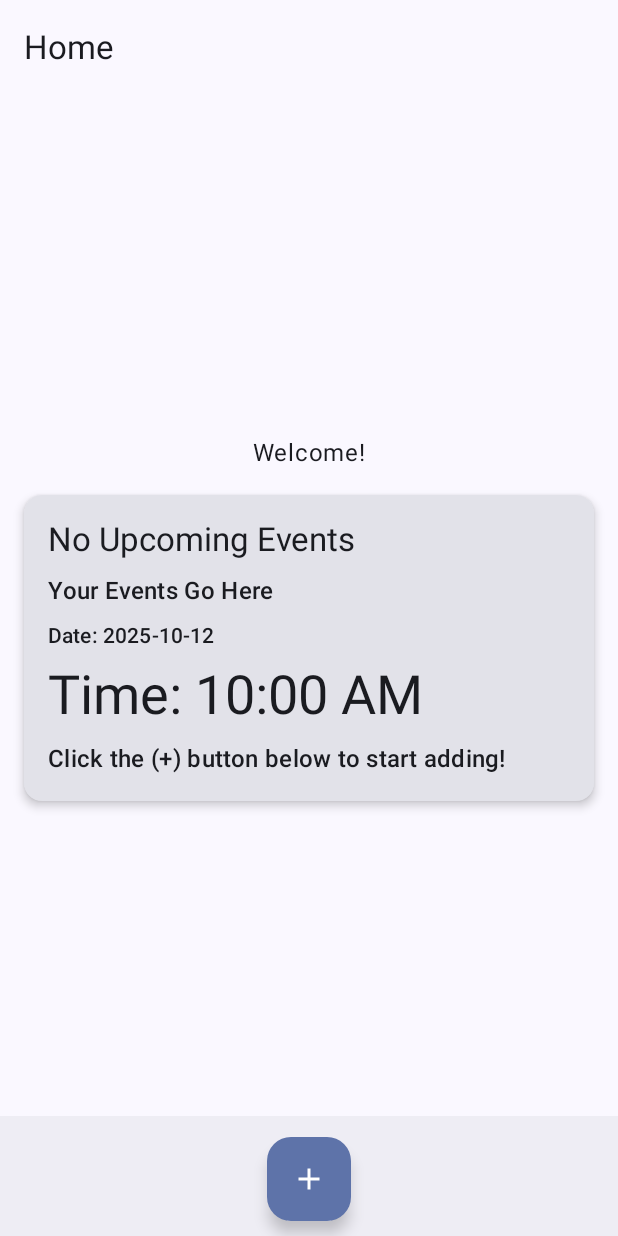
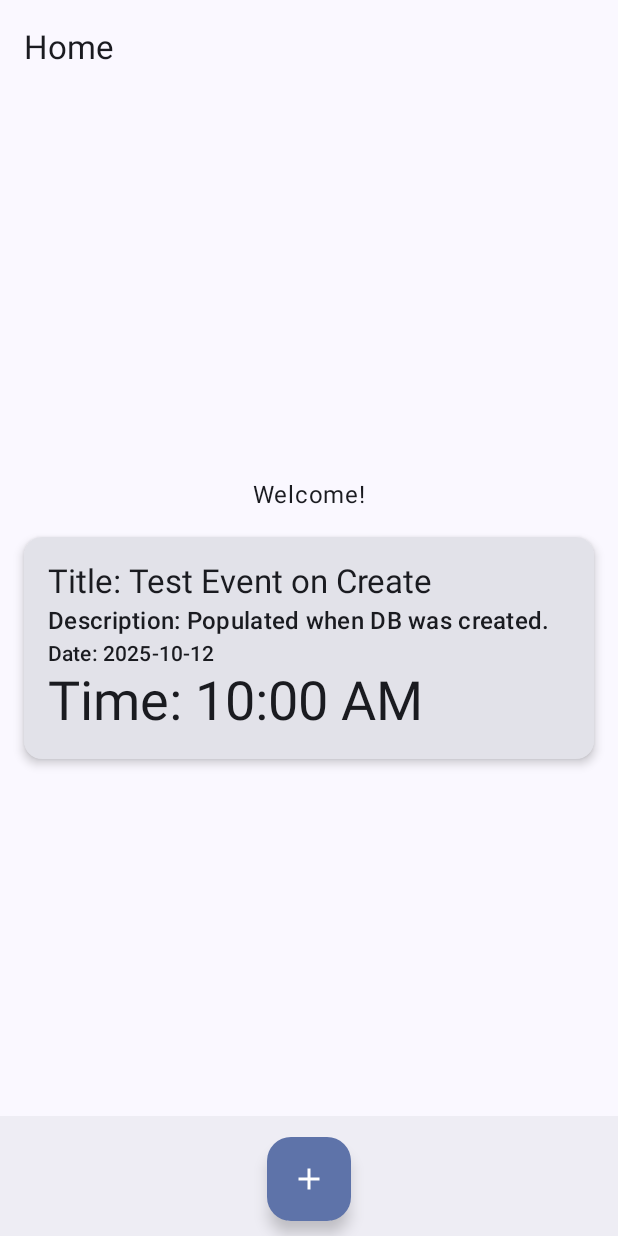
Before and after one commit to Jack-Jesse/mobile-computing-CP3406, an Android app built with Jetpack Compose: the screen it shows after launch (MainActivity), after a tap on "Save", on a phone screen of 412 x 824 dp. Run offline under Robolectric (Android 15) with nearby library versions, the phone set to English and light mode, and no system bars; our stand-ins replace Room's generated code.

Commit message:
Add create event, back to homescreen on done

```diff
--- a/app/build.gradle.kts
+++ b/app/build.gradle.kts
@@ -56,6 +56,7 @@ dependencies {
     // Room
     implementation(libs.androidx.room.runtime)
     implementation(libs.androidx.room.ktx)
+    implementation(libs.androidx.adapters)
     kapt(libs.androidx.room.compiler)
 
 //    Datastore
--- a/app/src/main/java/com/example/mystudyapp/AppNavGraph.kt
+++ b/app/src/main/java/com/example/mystudyapp/AppNavGraph.kt
@@ -40,7 +40,6 @@ fun NavGraphBuilder.appNavGraph(navController: NavHostController) {
 
         MediaUploadPage(
             onPickUploadMedia = { onPickUploadMedia.launch("application/pdf") },
-            onPickCreateEvent = { onPickCreateEvent.launch(arrayOf("application/pdf")) },
             onEventScheduled = {onEventScheduled -> /* TODO: send to VM */ },
             onEventNameChanged = { onEventNameChanged -> /* TODO: send to VM */ },
             navController = navController,
--- a/app/src/main/java/com/example/mystudyapp/AppNavHost.kt
+++ b/app/src/main/java/com/example/mystudyapp/AppNavHost.kt
@@ -1,5 +1,7 @@
 package com.example.mystudyapp
 
+import android.os.Build
+import androidx.annotation.RequiresApi
 import androidx.compose.runtime.Composable
 import androidx.compose.ui.platform.LocalContext
 import androidx.navigation.NavHostController
@@ -19,6 +21,7 @@ object Screen {
     const val EDIT_PROFILE = "editProfile"
 }
 
+@RequiresApi(Build.VERSION_CODES.O)
 @Composable
 fun AppNavHost(
     navController: NavHostController = rememberNavController()
--- a/app/src/main/java/com/example/mystudyapp/MainActivity.kt
+++ b/app/src/main/java/com/example/mystudyapp/MainActivity.kt
@@ -1,10 +1,12 @@
 package com.example.mystudyapp
 
 //import com.example.mystudyapp.ui.theme.MyStudyAppTheme
+import android.os.Build
 import android.os.Bundle
 import androidx.activity.ComponentActivity
 import androidx.activity.compose.setContent
 import androidx.activity.enableEdgeToEdge
+import androidx.annotation.RequiresApi
 import androidx.compose.foundation.layout.Box
 import androidx.compose.foundation.layout.fillMaxSize
 import androidx.compose.foundation.layout.padding
@@ -33,6 +35,7 @@ import com.example.mystudyapp.signin.SignInScreen
 
 
 class MainActivity : ComponentActivity() {
+    @RequiresApi(Build.VERSION_CODES.O)
     @OptIn(ExperimentalMaterial3Api::class)
     override fun onCreate(savedInstanceState: Bundle?) {
         super.onCreate(savedInstanceState)
--- a/app/src/main/java/com/example/mystudyapp/data/local/database/EventDatabase.kt
+++ b/app/src/main/java/com/example/mystudyapp/data/local/database/EventDatabase.kt
@@ -1,7 +1,6 @@
 package com.example.mystudyapp.data.local.database
 
 import android.content.Context
-import androidx.activity.result.launch
 import androidx.room.Database
 import androidx.room.Room
 import androidx.room.RoomDatabase
@@ -11,15 +10,13 @@ import com.example.mystudyapp.data.local.entity.StudyEvent
 import kotlinx.coroutines.CoroutineScope
 import kotlinx.coroutines.Dispatchers
 import kotlinx.coroutines.launch
-import java.util.concurrent.Executors
-import kotlin.Long
-import kotlin.String
-import kotlin.random.Random
+
+
 
 
 @Database(
-    entities = [StudyEvent::class], // TODO: replace with your entity(ies)
-    version = 1,
+    entities = [StudyEvent::class],
+    version = 2,
     exportSchema = false
 )
 abstract class EventDatabase : RoomDatabase() {
@@ -52,6 +49,7 @@ abstract class EventDatabase : RoomDatabase() {
                                             description = "Populated when DB was created.",
                                             date = "2025-10-12",
                                             time = "10:00 AM"
+
                                         )
                                     )
                                     println("DatabaseCheck: Populated when DB was created.")
@@ -73,7 +71,7 @@ abstract class EventDatabase : RoomDatabase() {
 
                         }
                     })
-                    // .fallbackToDestructiveMigration() // dev-only; remove when you add real migrations
+//                     .fallbackToDestructiveMigration() // dev-only; remove when you add real migrations
                     .build().also { INSTANCE = it }
             }
         }
--- a/app/src/main/java/com/example/mystudyapp/data/local/entity/StudyEvent.kt
+++ b/app/src/main/java/com/example/mystudyapp/data/local/entity/StudyEvent.kt
@@ -10,6 +10,6 @@ data class StudyEvent(
     val id: Long = 0,
     val title: String,
     val description: String,
-    val date: String,
-    val time: String
+    val date: String?,
+    val time: String?
 )
--- a/app/src/main/java/com/example/mystudyapp/home/HomeScreen.kt
+++ b/app/src/main/java/com/example/mystudyapp/home/HomeScreen.kt
@@ -1,7 +1,6 @@
 package com.example.mystudyapp.home
 
 import android.content.Context
-import android.graphics.Paint
 import android.util.Log
 import androidx.compose.foundation.layout.Arrangement
 import androidx.compose.foundation.layout.Box
@@ -9,26 +8,23 @@ import androidx.compose.foundation.layout.Column
 import androidx.compose.foundation.layout.fillMaxSize
 import androidx.compose.foundation.layout.fillMaxWidth
 import androidx.compose.foundation.layout.padding
+import androidx.compose.foundation.lazy.LazyColumn
 import androidx.compose.material.icons.Icons
 import androidx.compose.material.icons.filled.Add
-import androidx.compose.material.icons.filled.Person
 import androidx.compose.material3.BottomAppBar
 import androidx.compose.material3.Card
 import androidx.compose.material3.CardDefaults
-import androidx.compose.material3.Button
 import androidx.compose.material3.FloatingActionButton
 import androidx.compose.material3.ExperimentalMaterial3Api
 import androidx.compose.material3.Icon
-import androidx.compose.material3.IconButton
 import androidx.compose.material3.Text
-import androidx.compose.material3.MaterialTheme
 import androidx.compose.material3.Scaffold
 import androidx.compose.material3.TopAppBar
-import androidx.compose.material3.Typography
 
 import androidx.compose.runtime.Composable
 import androidx.compose.runtime.LaunchedEffect
 import androidx.compose.runtime.collectAsState
+import androidx.compose.runtime.currentCompositionLocalContext
 import androidx.compose.runtime.getValue
 import androidx.compose.runtime.mutableStateOf
 import androidx.compose.runtime.remember
@@ -36,34 +32,29 @@ import androidx.compose.runtime.rememberCoroutineScope
 import androidx.compose.runtime.setValue
 import androidx.compose.ui.Alignment
 import androidx.compose.ui.Modifier
-import androidx.compose.ui.text.TextStyle
 import androidx.navigation.NavHostController
 import androidx.compose.ui.unit.dp
-import androidx.compose.ui.unit.sp
-import androidx.datastore.preferences.protobuf.LazyStringArrayList.emptyList
 import com.example.mystudyapp.Screen
-import com.example.mystudyapp.data.local.dao.StudyEventDao
-import com.example.mystudyapp.ui.theme.provider
 import com.example.mystudyapp.data.local.database.EventDatabase
 import com.example.mystudyapp.data.local.entity.StudyEvent
 import com.example.mystudyapp.signin.getUsername
 import com.example.mystudyapp.ui.theme.AppTypography
-import kotlinx.coroutines.launch
 
 @OptIn(ExperimentalMaterial3Api::class)
 @Composable
 fun HomeScreen(navController: NavHostController, context: Context) {
     val usernameFlow = getUsername(context) // Flow<String>
     val username by usernameFlow.collectAsState(initial = "")
+//    val db = EventDatabase.getDatabase(context)
     val db = EventDatabase.getDatabase(context)
     val studyDao = db.eventDao()
 
     // Optional: If you want to display the status in your UI
     var studyTableEmpty by remember { mutableStateOf<Boolean?>(null) } // Null initially, then true/false
-    var allEvents by remember { mutableStateOf<List<StudyEvent>>(kotlin.collections.emptyList()) }
+    var allEvents by remember { mutableStateOf<List<StudyEvent>>(emptyList()) }
 
     // Perform the database check when the Composable is first launched
-    LaunchedEffect(key1 = studyDao) { // Re-run if studyDao instance were to change
+    LaunchedEffect(key1 = Unit) { // Re-run if studyDao instance were to change. Use Unit to run once.
         try {
             val count = studyDao.getCount() // Call your suspend fun from the DAO
             studyTableEmpty = count == 0
@@ -151,21 +142,50 @@ fun HomeScreen(navController: NavHostController, context: Context) {
                         horizontalAlignment = Alignment.Start,
                         verticalArrangement = Arrangement.spacedBy(8.dp)
                     ) {
-                        if (studyTableEmpty == true) {
-                            Text("No Upcoming Events", style = AppTypography.titleLarge)
-                            Text("Your Events Go Here", style = AppTypography.titleMedium)
-                            Text("Date: 2025-10-12", style = AppTypography.titleSmall)
-                            Text("Time: 10:00 AM", style = AppTypography.displaySmall)
-                            Text("Click the (+) button below to start adding!", style = AppTypography.titleMedium)
-                        } else if (allEvents.isNotEmpty()) {
-                            // Display the first event if the list is not empty
-                            Text("Title: ${allEvents[0].title}", style = AppTypography.titleLarge)
-                            Text(
-                                "Description: ${allEvents[0].description}",
-                                style = AppTypography.titleMedium
-                            )
-                            Text("Date: ${allEvents[0].date}", style = AppTypography.titleSmall)
-                            Text("Time: ${allEvents[0].time}", style = AppTypography.displaySmall)
+                        if (studyTableEmpty == true || allEvents.isEmpty()) {
+//                            Text("No Upcoming Events", style = AppTypography.titleLarge)
+//                            Text("Your Events Go Here", style = AppTypography.titleMedium)
+//                            Text("Date: 2025-10-12", style = AppTypography.titleSmall)
+//                            Text("Time: 10:00 AM", style = AppTypography.displaySmall)
+//                            Text("Click the (+) button below to start adding!", style = AppTypography.titleMedium)
+
+
+
+                            LazyColumn(verticalArrangement = Arrangement.spacedBy(8.dp)) {
+                                items(allEvents.size) { index ->
+                                    val event = allEvents[index]
+                                    Column {
+                                        Text("Title: ${event.title}", style = AppTypography.titleLarge)
+
+                                        Text(
+                                            "Description: ${event.description}",
+                                            style = AppTypography.titleMedium
+                                        )
+                                        Text("Date: ${event.date}", style = AppTypography.titleSmall)
+                                        Text("Time: ${event.time}", style = AppTypography.displaySmall)
+                                        println("DatabaseCheck: Title: ${event.title}")
+                                    }
+                                }
+                            }
+
+                        } else {
+                            // Display all events using a LazyColumn
+                            LazyColumn(verticalArrangement = Arrangement.spacedBy(8.dp)) {
+                                items(allEvents.size) { index ->
+                                    val event = allEvents[index]
+                                    Column {
+                                        Text("Title: ${event.title}", style = AppTypography.titleLarge)
+
+                                        Text(
+                                            "Description: ${event.description}",
+                                            style = AppTypography.titleMedium
+                                        )
+                                        Text("Date: ${event.date}", style = AppTypography.titleSmall)
+                                        Text("Time: ${event.time}", style = AppTypography.displaySmall)
+                                        println("DatabaseCheck: Title: ${event.title}")
+                                    }
+                                }
+                            }
                         }
                     }
                 }
--- a/gradle/libs.versions.toml
+++ b/gradle/libs.versions.toml
@@ -28,6 +28,7 @@ navigationComposeJvmstubs = "2.9.3"
 material3Android = "1.3.2"
 transportRuntime = "4.0.0"
 cameraCore = "1.4.2"
+adapters = "3.2.0-alpha11"
 
 [libraries]
 androidx-activity-compose-v192 = { module = "androidx.activity:activity-compose", version.ref = "activityComposeVersion" }
@@ -68,6 +69,7 @@ androidx-navigation-compose-jvmstubs = { group = "androidx.navigation", name = "
 androidx-material3-android = { group = "androidx.compose.material3", name = "material3-android", version.ref = "material3Android" }
 transport-runtime = { group = "com.google.android.datatransport", name = "transport-runtime", version.ref = "transportRuntime" }
 androidx-camera-core = { group = "androidx.camera", name = "camera-core", version.ref = "cameraCore" }
+androidx-adapters = { group = "androidx.databinding", name = "adapters", version.ref = "adapters" }
 
 [plugins]
 android-application = { id = "com.android.application", version.ref = "agp" }
```
Also changed, not shown: app/src/main/java/com/example/mystudyapp/data/local/repository/StudyRepository.kt (+24 -0 lines), app/src/main/java/com/example/mystudyapp/mediaupload/MediaUploadPage.kt (+18 -17 lines), app/src/main/java/com/example/mystudyapp/mediaupload/ScheduleEvents.kt (+50 -40 lines).
